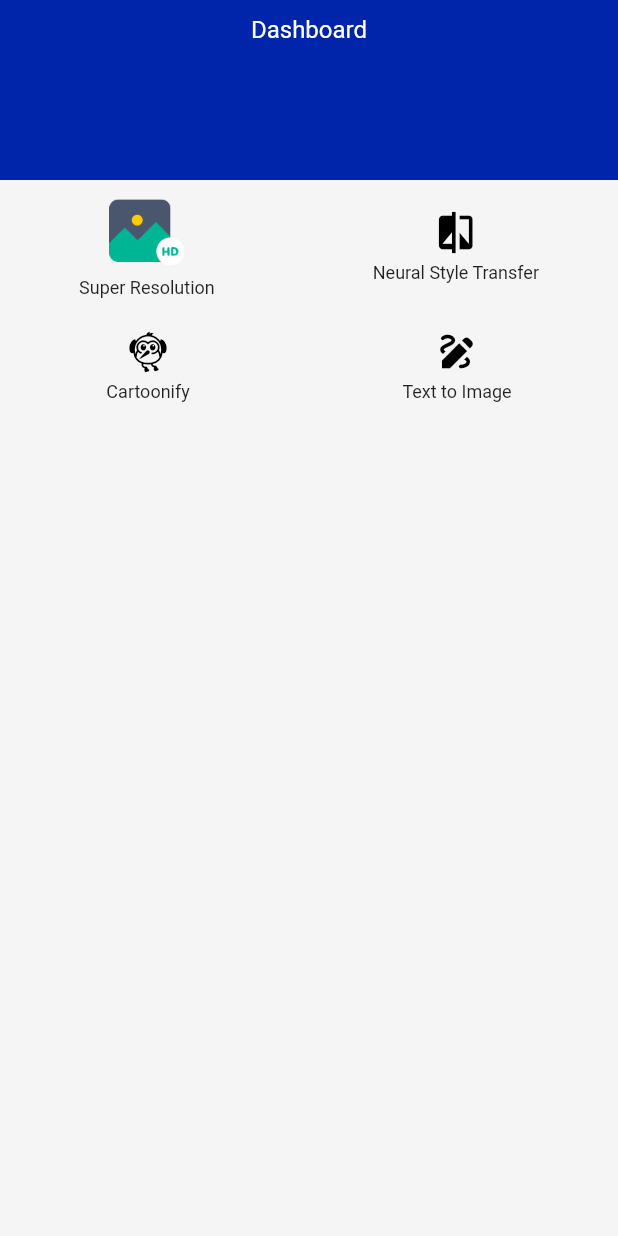
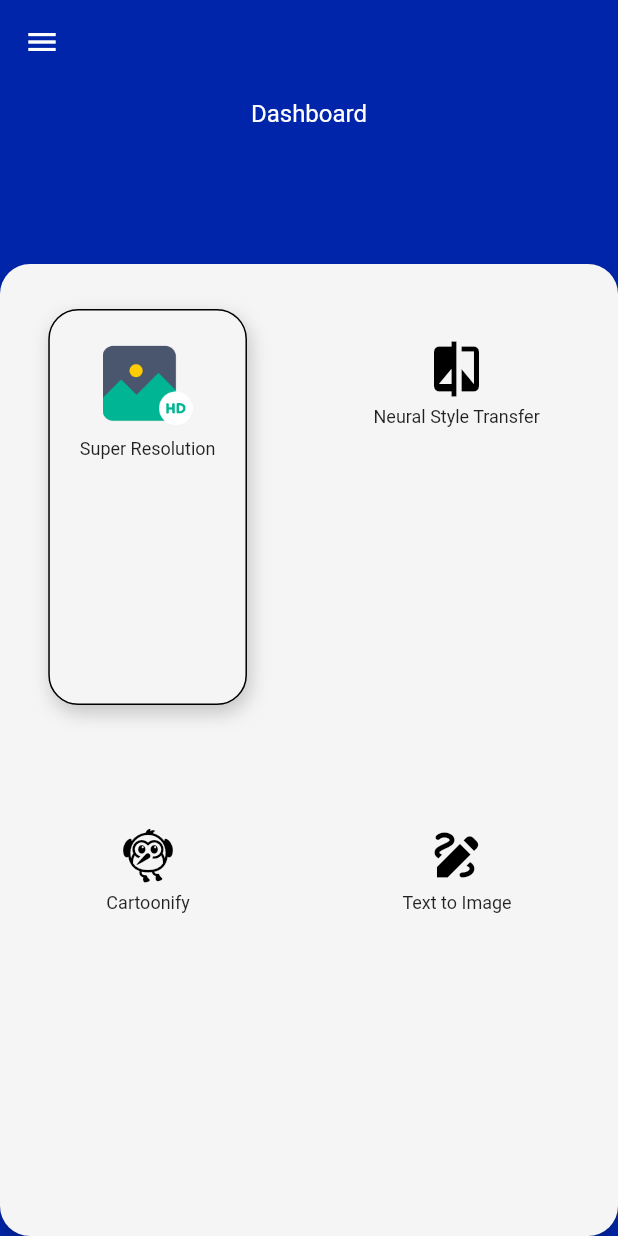
Before and after one commit to chxiang93/FYP-ImageGenie, a Flutter app: the screen it shows after launch, on a phone screen of 412 x 824 dp. Run offline on Flutter 3.47's test engine with Material 2 defaults, Android fonts, the phone set to English and light mode, and no system bars; our stand-ins replace google_fonts.

Commit message:
Modified home_page.dart

```diff
--- a/image_genie_app/lib/home_page.dart
+++ b/image_genie_app/lib/home_page.dart
@@ -1,4 +1,5 @@
 import 'package:flutter/material.dart';
+import 'utils.dart';
 
 class HomePage extends StatelessWidget {
   const HomePage({Key? key}) : super(key: key);
@@ -7,6 +8,12 @@ class HomePage extends StatelessWidget {
   Widget build(BuildContext context) {
     return Scaffold(
       backgroundColor: const Color(0xFF0025AA),
+      appBar: AppBar(
+        elevation: 0,
+        backgroundColor: Colors.transparent,
+        centerTitle: true,
+      ),
+      drawer: Drawer(),
       body: Column(
         children: [
           Container(
@@ -16,10 +23,23 @@ class HomePage extends StatelessWidget {
           ),
           Expanded(
             child: Container(
-              color: const Color(0xFFF5F5F5),
+              decoration: BoxDecoration(
+                color: Utils.secondaryColor,
+                borderRadius: BorderRadius.circular(20),
+                boxShadow: [
+                  BoxShadow(
+                    color: Colors.black.withOpacity(0.2),
+                    blurRadius: 8.0,
+                    offset: const Offset(0.0, 5.0)
+                  )
+                ],
+              ),
               child: Column(
+                mainAxisAlignment: MainAxisAlignment.center,
+                crossAxisAlignment: CrossAxisAlignment.center,
                 children: [
-                  Row(
+                  Expanded(
+                    child: Row(
                       crossAxisAlignment: CrossAxisAlignment.center,
                       mainAxisAlignment: MainAxisAlignment.spaceAround,
                       children: const [
@@ -27,13 +47,16 @@ class HomePage extends StatelessWidget {
                         IconFunctionCard(icon: Icons.compare, title: "Neural Style Transfer")
                       ],
                     ),
-                  Row(
+                  ),
+                  Expanded(
+                    child: Row(
                       crossAxisAlignment: CrossAxisAlignment.center,
                       mainAxisAlignment: MainAxisAlignment.spaceAround,
                       children: const [
                         IconFunctionCard(icon: Icons.flutter_dash, title: "Cartoonify"),
                         IconFunctionCard(icon: Icons.draw, title: "Text to Image")
                       ],
+                    ),
                   ),
                 ],
               ),
@@ -54,12 +77,13 @@ class IconFunctionCard extends StatelessWidget {
   @override
   Widget build(BuildContext context) {
     return Container(
-      padding: const EdgeInsets.all(10),
+      padding: const EdgeInsets.all(20),
+      margin: const EdgeInsets.all(30),
       child: Column(
         children: [
           Icon(
             icon,
-            size: 30,
+            size: 40,
             color: Colors.black,
           ),
           const SizedBox(height: 5,),
@@ -79,10 +103,23 @@ class ImageFunctionCard extends StatelessWidget {
   @override
   Widget build(BuildContext context) {
     return Container(
-      padding: const EdgeInsets.all(10),
+      decoration: BoxDecoration(
+        color: Utils.secondaryColor,
+        border: Border.all(color: Colors.black, width: 1),
+        borderRadius: BorderRadius.circular(20),
+        boxShadow: [
+          BoxShadow(
+            color: Colors.black.withOpacity(0.2),
+            blurRadius: 10,
+            offset: const Offset(2.0, 5.0),
+          ),
+        ]
+      ),
+      padding: const EdgeInsets.all(20),
+      margin: const EdgeInsets.all(30),
       child: Column(
         children: [
-          Image.asset(imagePath, width: 50, height: 50,),
+          Image.asset(imagePath, width: 60, height: 60,),
           const SizedBox(height: 5,),
           Text(title, style: const TextStyle(fontSize: 12),),
         ],
```
Lines whose indentation alone changed are shown as unchanged.
